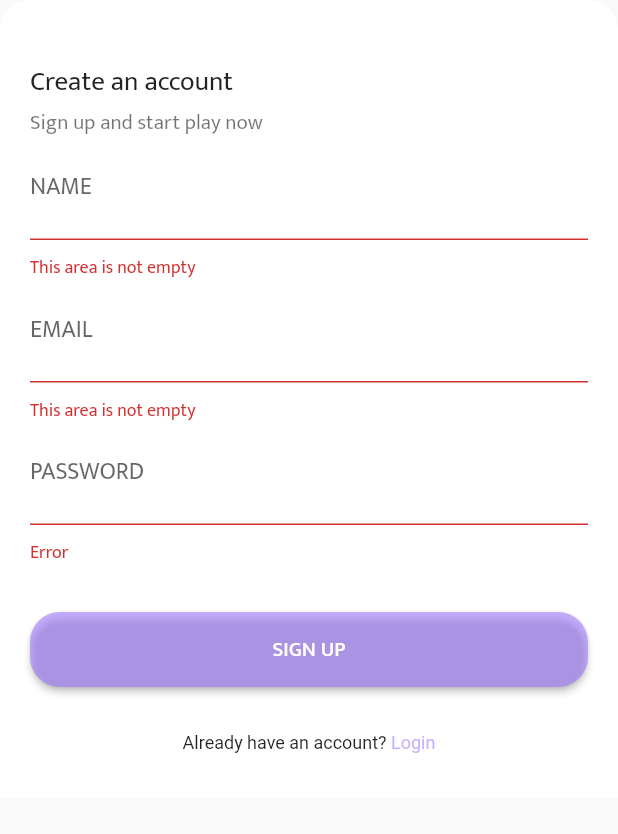
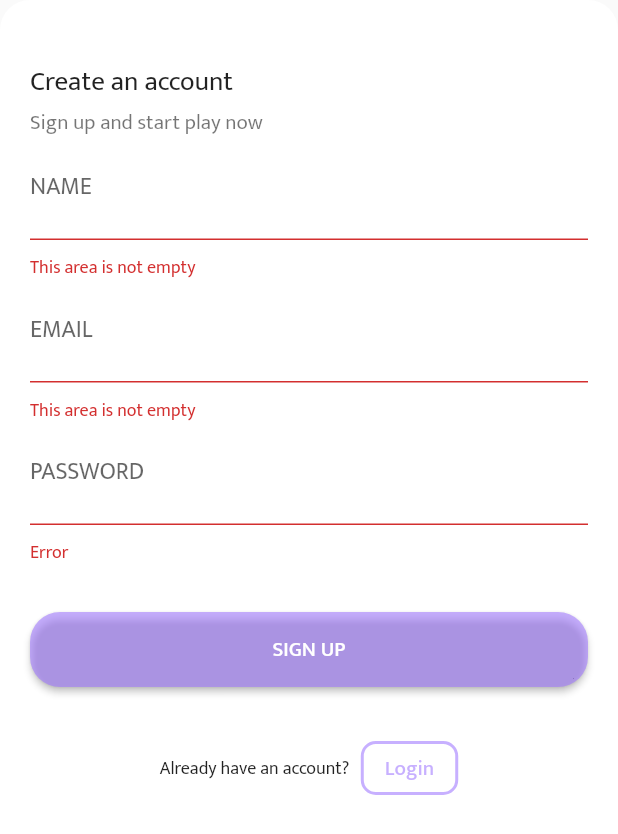
Before and after one commit to kahveciogluo/geo_game, a Flutter app: the SignUpBottomSheet widget shown alone on an empty page, opened directly, on a phone screen of 412 x 824 dp. Shown: the top 834 px of the screen. Run offline on Flutter 3.47's test engine with Material 2 defaults, Android fonts, the phone set to English and light mode, and no system bars; our stand-ins replace rive.

Commit message:
add login button

```diff
--- a/lib/ui/bottom_sheets/signup_bottom_sheet.dart
+++ b/lib/ui/bottom_sheets/signup_bottom_sheet.dart
@@ -34,7 +34,18 @@ class _SignUpBottomSheetState extends State<SignUpBottomSheet> {
             Center(
               child: Padding(
                 padding: EdgeInsets.symmetric(vertical:20),
-                child: buildAlreadyHaveAnAccountText(),
+                child: Row(
+                  mainAxisAlignment: MainAxisAlignment.center,
+                  children: [
+                    Padding(
+                      padding: const EdgeInsets.only(right:5),
+                      child: Text(
+                  'Already have an account? ',
+                  style: TextStyle(color: Colors.black87, fontSize: 12)),
+                    ),
+                    buildLoginButton(context),
+                  ],
+                ),
               ),
             )
           ],
@@ -43,21 +54,24 @@ class _SignUpBottomSheetState extends State<SignUpBottomSheet> {
     );
   }
 
-  RichText buildAlreadyHaveAnAccountText() {
-    return RichText(
-      text: TextSpan(children: [
-        TextSpan(text: 'Already have an account? ',
-          style: TextStyle(color: Colors.black87, fontSize: 12),
-        ),
-        TextSpan(
-          text: 'Login',
-          style: TextStyle(color: Color(0x96A078FF), fontSize: 12),
-          recognizer: TapGestureRecognizer()..onTap = (){
-            print('deneme');
-          } ,
-        ),
-      ]),
-    );
+  ElevatedButton buildLoginButton(BuildContext context) {
+    return ElevatedButton(
+                    onPressed: () {
+                      Navigator.pop(context);
+
+                    },
+                    style: ElevatedButton.styleFrom(
+                     primary: Colors.transparent,
+                      onPrimary: Colors.transparent,
+                      shadowColor: Colors.transparent,
+                      side: BorderSide(color: Color(0x96A078FF), width: 2),
+                      shape: RoundedRectangleBorder(
+                        borderRadius: BorderRadius.circular(10),
+                      ),
+
+                    ),
+                    child: const Text('Login', style: TextStyle(color: Color(0x96A078FF) )),
+                  );
   }
 
   ElevatedButton buildSignUpButton(BuildContext context) {
```
